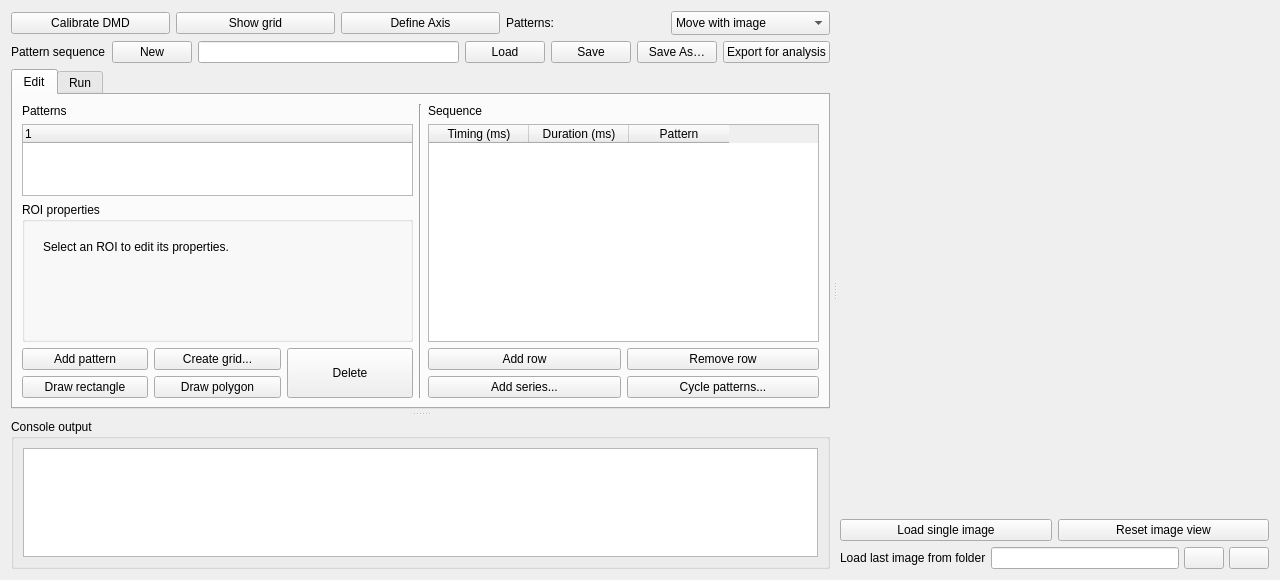
Before: the Qt Designer form stim1p/ui/qt/DMD_stim.ui in gfayebedrin/DMDcontrol, drawn with Qt 5.
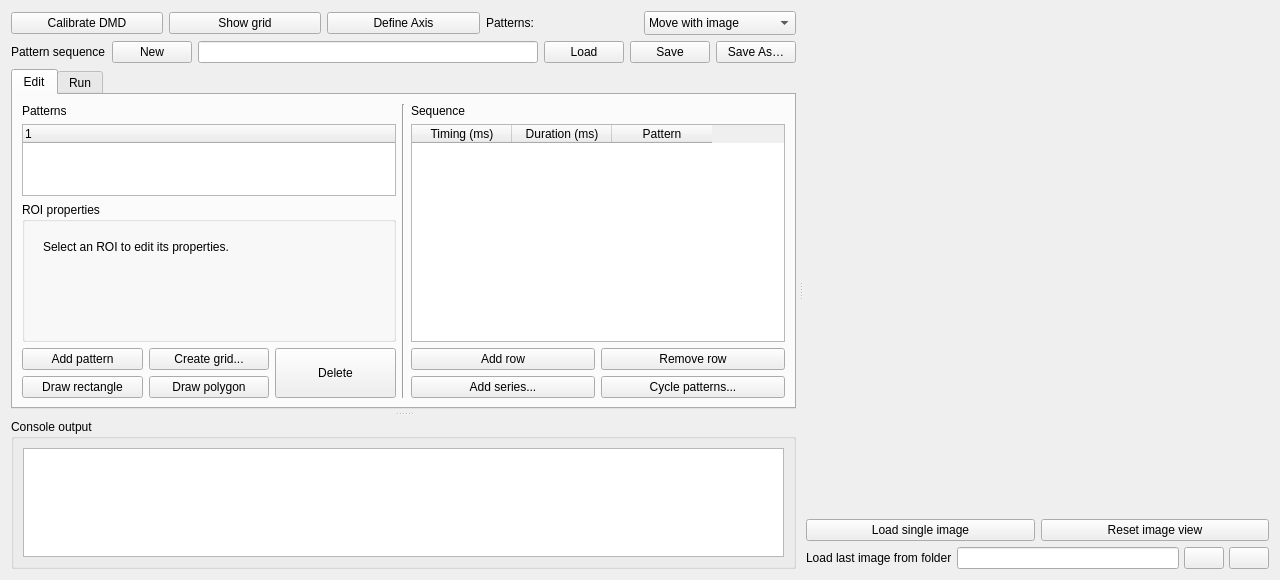
After: the same form once the commit is applied. Icons and pictures are not drawn.

Commit message: Remove redundant Export button

```diff
--- a/stim1p/ui/qt/DMD_stim.ui
+++ b/stim1p/ui/qt/DMD_stim.ui
@@ -165,19 +165,6 @@
             </property>
            </widget>
           </item>
-          <item>
-           <widget class="QPushButton" name="pushButton_export_patterns">
-            <property name="text">
-             <string>Export for analysis</string>
-            </property>
-            <property name="icon">
-             <iconset theme="QIcon::ThemeIcon::DocumentSend"/>
-            </property>
-            <property name="toolTip">
-             <string>Export sequence with axis metadata for offline analysis</string>
-            </property>
-           </widget>
-          </item>
          </layout>
         </item>
         <item>
```
The commit also changes 3 other files.
